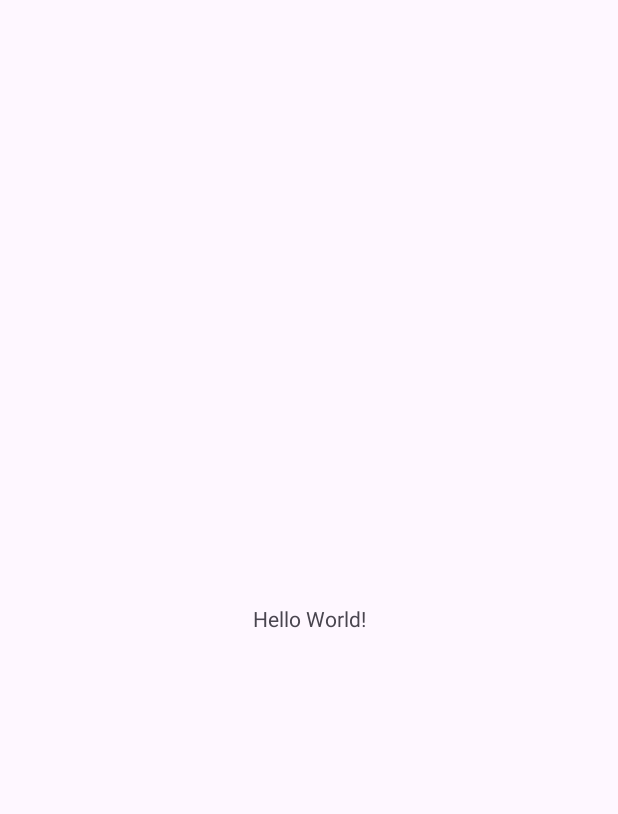
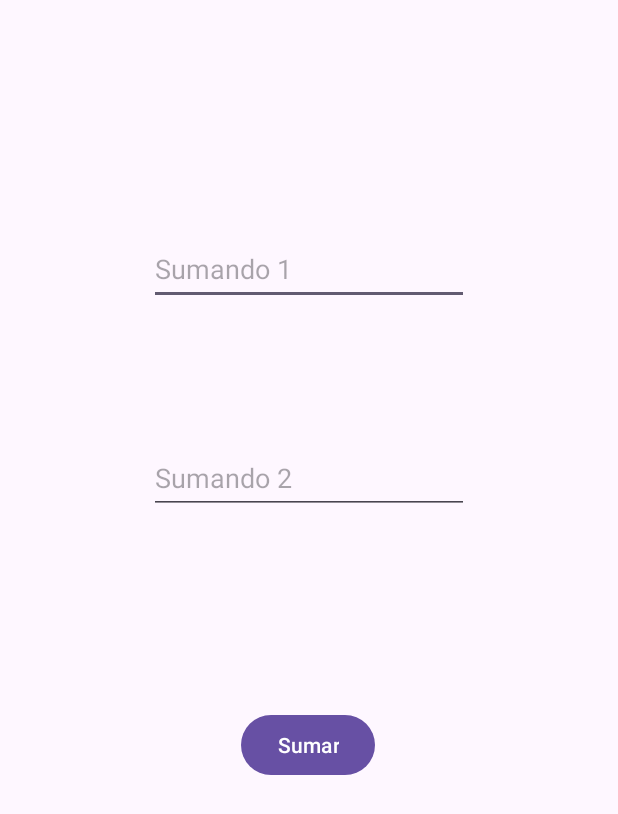
Before and after one commit to t3sorero/PAD, an Android app: the screen it shows after launch (MainActivity), on a phone screen of 412 x 824 dp. Before the commit the part shown is almost empty. Shown: the top 814 px of the screen. Run offline under Robolectric (Android 15) with nearby library versions, the phone set to English and light mode, and no system bars.

Commit message:
principio actividad 1 a falta de la suma en la otra pestaña

```diff
--- a/app/src/main/java/es/ucm/fdi/pad/android01/MainActivity.java
+++ b/app/src/main/java/es/ucm/fdi/pad/android01/MainActivity.java
@@ -1,6 +1,9 @@
 package es.ucm.fdi.pad.android01;
 
 import android.os.Bundle;
+import android.view.View;
+import android.widget.Button;
+import android.widget.EditText;
 
 import androidx.activity.EdgeToEdge;
 import androidx.appcompat.app.AppCompatActivity;
@@ -20,5 +23,13 @@ public class MainActivity extends AppCompatActivity {
             v.setPadding(systemBars.left, systemBars.top, systemBars.right, systemBars.bottom);
             return insets;
         });
+        Button sumar = findViewById(R.id.button);
+        sumar.setOnClickListener(View ->{
+            EditText sumando1 = findViewById(R.id.editTextNumberDecimal3);
+            EditText sumando2 = findViewById(R.id.editTextNumberDecimal4);
+            float res;
+            if (!sumando1.getText().toString().isEmpty() && !sumando2.getText().toString().isEmpty())
+                res = Float.parseFloat(sumando1.getText().toString()) + Float.parseFloat(sumando2.getText().toString());
+        });
     }
 }
--- a/app/src/main/res/layout/activity_main.xml
+++ b/app/src/main/res/layout/activity_main.xml
@@ -7,13 +7,42 @@
     android:layout_height="match_parent"
     tools:context=".MainActivity">
 
-    <TextView
+    <Button
+        android:id="@+id/button"
         android:layout_width="wrap_content"
-        android:layout_height="wrap_content"
-        android:text="Hello World!"
+        android:layout_height="48dp"
+        android:text="@string/sumar"
+        app:layout_constraintBottom_toBottomOf="parent"
+        app:layout_constraintEnd_toEndOf="parent"
+        app:layout_constraintHorizontal_bias="0.498"
+        app:layout_constraintStart_toStartOf="parent"
+        app:layout_constraintTop_toBottomOf="@+id/editTextNumberDecimal4"
+        app:layout_constraintVertical_bias="0.3" />
+
+    <EditText
+        android:id="@+id/editTextNumberDecimal3"
+        android:layout_width="wrap_content"
+        android:layout_height="48dp"
+        android:ems="10"
+        android:hint="@string/sumando_1"
+        android:inputType="numberDecimal"
         app:layout_constraintBottom_toBottomOf="parent"
         app:layout_constraintEnd_toEndOf="parent"
         app:layout_constraintStart_toStartOf="parent"
-        app:layout_constraintTop_toTopOf="parent" />
+        app:layout_constraintTop_toTopOf="parent"
+        app:layout_constraintVertical_bias="0.19999999" />
+
+    <EditText
+        android:id="@+id/editTextNumberDecimal4"
+        android:layout_width="wrap_content"
+        android:layout_height="48dp"
+        android:ems="10"
+        android:hint="@string/sumando_2"
+        android:inputType="numberDecimal"
+        app:layout_constraintBottom_toBottomOf="parent"
+        app:layout_constraintEnd_toEndOf="parent"
+        app:layout_constraintStart_toStartOf="parent"
+        app:layout_constraintTop_toTopOf="parent"
+        app:layout_constraintVertical_bias="0.38" />
 
 </androidx.constraintlayout.widget.ConstraintLayout>
--- a/app/src/main/res/values/strings.xml
+++ b/app/src/main/res/values/strings.xml
@@ -1,3 +1,6 @@
 <resources>
     <string name="app_name">Android01</string>
+    <string name="sumar">Sumar</string>
+    <string name="sumando_1">Sumando 1</string>
+    <string name="sumando_2">Sumando 2</string>
 </resources>
```
